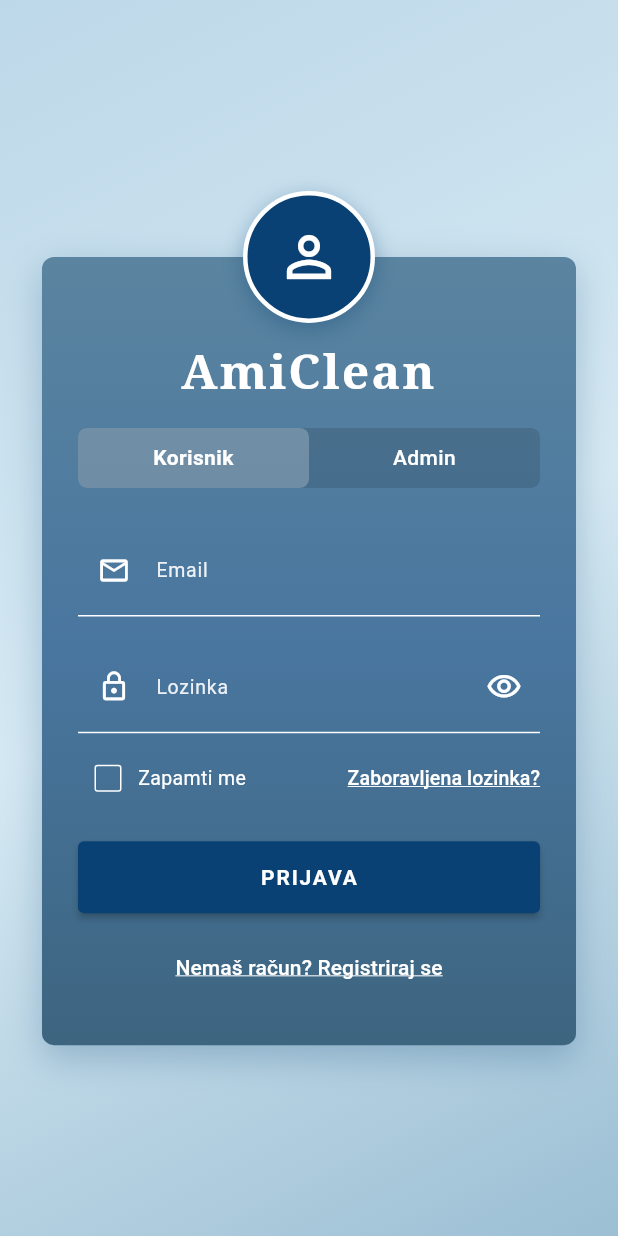
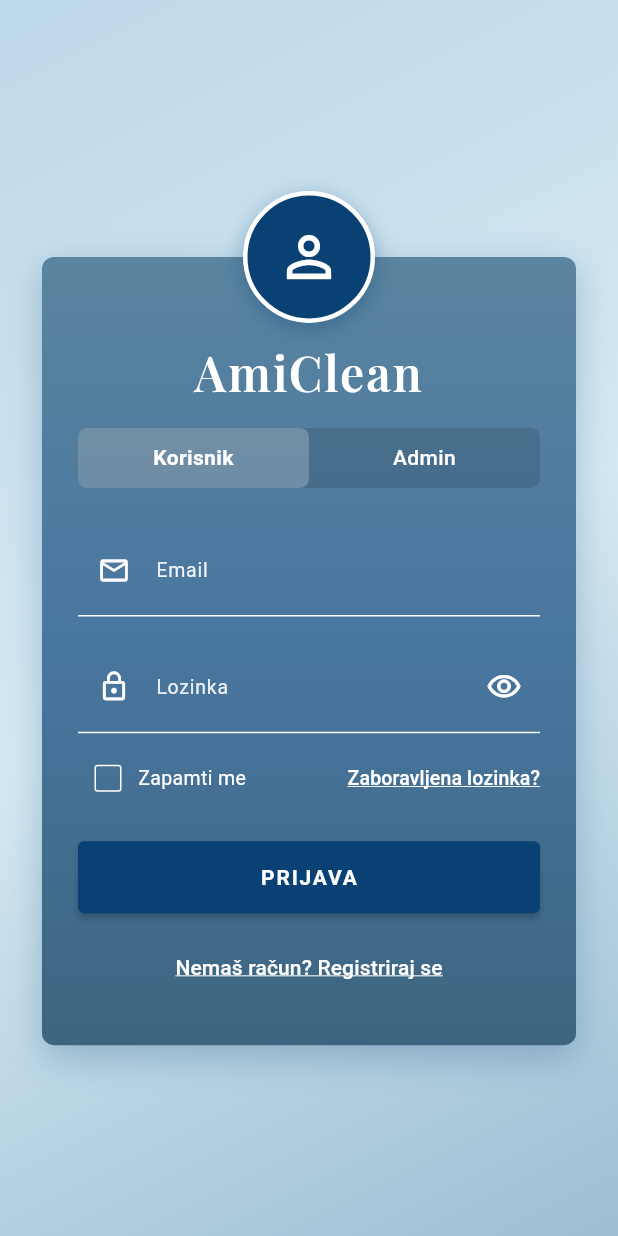
Before and after one commit to emelaramic/AmiClean, a Flutter app: the screen it shows after launch, on a phone screen of 412 x 824 dp. Run offline on Flutter 3.47's test engine with Material 3 defaults, Android fonts, the phone set to English and light mode, and no system bars; our stand-ins replace google_fonts.

```diff
--- a/AmiClean-App/lib/core/theme/amiclean_text_styles.dart
+++ b/AmiClean-App/lib/core/theme/amiclean_text_styles.dart
@@ -1,20 +1,17 @@
 import 'package:flutter/material.dart';
+import 'package:google_fonts/google_fonts.dart';
 
-/// Brand tipografija — font Calma iz `assets/fonts/`.
+/// Brand tipografija — Playfair Display (elegantan serif, sličan Calma).
 abstract final class AmiCleanTextStyles {
-  static const _fallback = ['Georgia', 'Times New Roman', 'serif'];
-
   static TextStyle brandTitle({
     double fontSize = 32,
     Color color = Colors.white,
   }) {
-    return TextStyle(
-      fontFamily: 'Calma',
-      fontFamilyFallback: _fallback,
+    return GoogleFonts.playfairDisplay(
       fontSize: fontSize,
       fontWeight: FontWeight.w600,
       color: color,
-      letterSpacing: 1.5,
+      letterSpacing: 1.2,
       height: 1.05,
     );
   }
@@ -22,9 +19,7 @@ abstract final class AmiCleanTextStyles {
   static TextStyle brandSubtitle({
     Color color = const Color(0xD9FFFFFF),
   }) {
-    return TextStyle(
-      fontFamily: 'Calma',
-      fontFamilyFallback: _fallback,
+    return GoogleFonts.playfairDisplay(
       fontSize: 15,
       fontWeight: FontWeight.w400,
       color: color,
```
Also changed, not shown: AmiClean-App/pubspec.yaml (+1 -8 lines), AmiClean-App/pubspec.lock, 3 other files.
